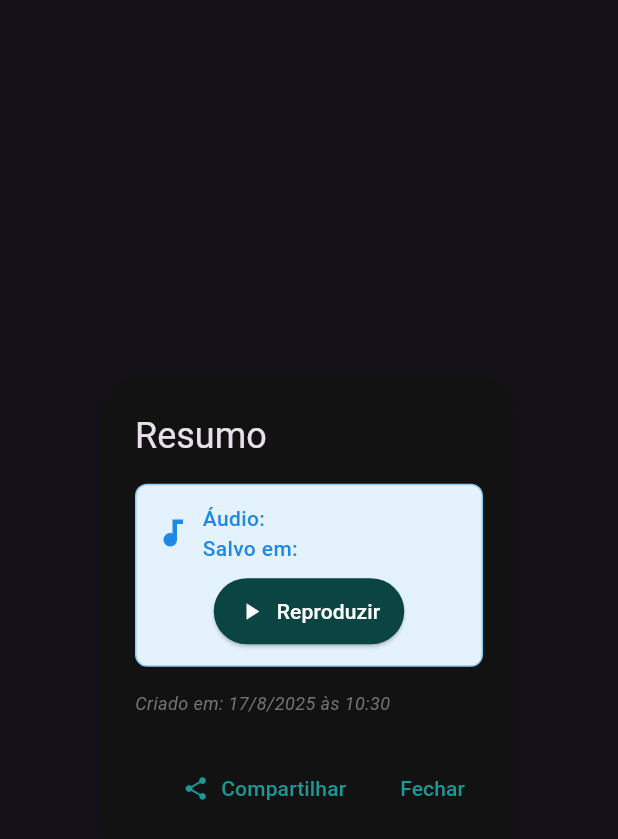
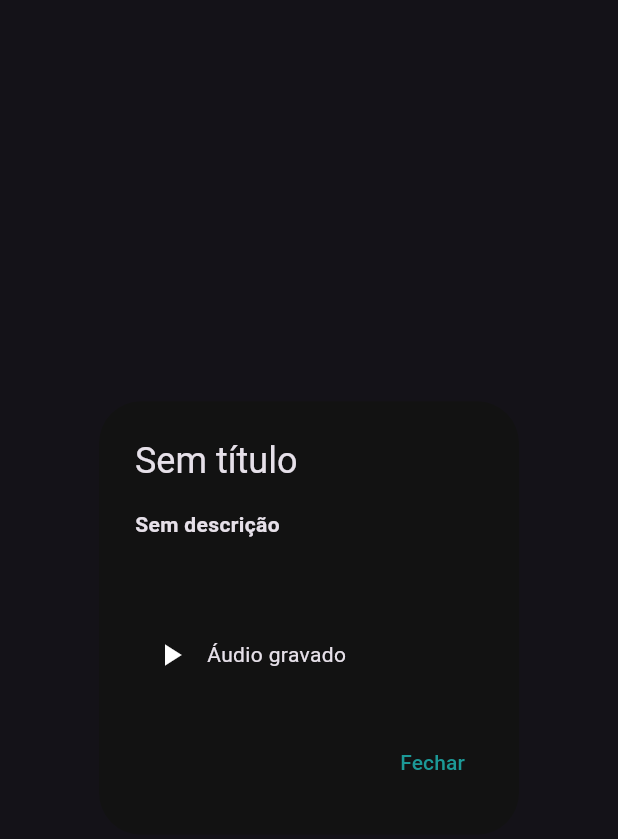
Before and after one commit to Andy-lucas7/study.io, a Flutter app: the _SummaryDetailsDialog widget shown alone on an empty page, opened directly with empty values, on a phone screen of 412 x 824 dp. Shown: the top 839 px of the screen. Run offline on Flutter 3.47's test engine with Material 3 defaults, Android fonts, the phone set to English and light mode, and no system bars; our stand-ins replace audioplayers, cloud_firestore, firebase_core, firebase_storage, font_awesome_flutter, google_fonts and 5 more; missing offline and left inert: record; accounts and stored records are empty.

Commit message:
Updated: about_task_page.dart

```diff
--- a/lib/screens/progress_page.dart
+++ b/lib/screens/progress_page.dart
@@ -286,7 +286,7 @@ class _ProgressPageState extends State<ProgressPage> {
         final pauseHeight = (_dailyPauses[i] / maxValue) * 140;
         final isToday = DateTime.now().weekday % 7 == i;
         // Mover a lógica visual para um widget separado
-        Widget _buildStudyPauseBar(ThemeData theme, int studyMinutes, int pauses, String day, bool isToday, double maxValue) {
+        Widget buildStudyPauseBar(ThemeData theme, int studyMinutes, int pauses, String day, bool isToday, double maxValue) {
           final studyHeight = (studyMinutes / maxValue) * 140;
           final pauseHeight = (pauses / maxValue) * 140;
 
--- a/lib/screens/summary_page.dart
+++ b/lib/screens/summary_page.dart
@@ -372,98 +372,21 @@ class _SummaryDetailsDialogState extends State<_SummaryDetailsDialog> {
 
   @override
   void dispose() {
-    if (_isPlaying) {
-      _audioPlayer.stop();
-    }
     _audioPlayer.dispose();
     super.dispose();
   }
 
-  Future<void> _togglePlayback() async {
-    if (widget.summary.audioPath == null || kIsWeb) {
-      ScaffoldMessenger.of(context).showSnackBar(
-        const SnackBar(
-          content: Text('Reprodução de áudio não suportada no web'),
-        ),
-      );
-      return;
-    }
-
-    try {
+  Future<void> _togglePlayPause() async {
     if (_isPlaying) {
       await _audioPlayer.pause();
       setState(() => _isPlaying = false);
     } else {
+      if (widget.summary.audioPath != null) {
         await _audioPlayer.play(DeviceFileSource(widget.summary.audioPath!));
         setState(() => _isPlaying = true);
         _audioPlayer.onPlayerComplete.listen((event) {
           setState(() => _isPlaying = false);
         });
-      }
-    } catch (e) {
-      if (mounted) {
-        ScaffoldMessenger.of(context).showSnackBar(
-          SnackBar(
-            content: Text('Erro ao reproduzir áudio: $e'),
-            backgroundColor: Colors.red,
-          ),
-        );
-      }
-    }
-  }
-
-  Future<void> _exportSummary() async {
-    try {
-      String textFilePath;
-      if (kIsWeb) {
-        textFilePath = 'summary_${_sanitizeFileName(widget.summary.title)}.txt';
-      } else {
-        final directory = await getApplicationDocumentsDirectory();
-        textFilePath =
-            '${directory.path}/${_sanitizeFileName(widget.summary.title)}.txt';
-      }
-
-      String textContent =
-          '''Título: ${widget.summary.title}
-Descrição: ${widget.summary.description}
-Data de criação: ${widget.summary.createdAt.toString()}
-
-Conteúdo:
-${widget.summary.content}''';
-
-      List<XFile> filesToShare = [];
-      if (!kIsWeb) {
-        final textFile = File(textFilePath);
-        await textFile.writeAsString(textContent);
-        filesToShare.add(XFile(textFilePath));
-      }
-
-      if (widget.summary.audioPath != null &&
-          !kIsWeb &&
-          await File(widget.summary.audioPath!).exists()) {
-        filesToShare.add(XFile(widget.summary.audioPath!));
-      }
-
-      await Share.shareXFiles(
-        filesToShare,
-        text: kIsWeb ? textContent : 'Resumo: ${widget.summary.title}',
-        subject: widget.summary.title,
-      );
-
-      if (!kIsWeb && await File(textFilePath).exists()) {
-        await File(textFilePath).delete();
-      }
-
-      if (mounted) {
-        ScaffoldMessenger.of(context).showSnackBar(
-          const SnackBar(content: Text('Resumo compartilhado com sucesso!')),
-        );
-      }
-    } catch (e) {
-      if (mounted) {
-        ScaffoldMessenger.of(
-          context,
-        ).showSnackBar(SnackBar(content: Text('Erro ao compartilhar: $e')));
       }
     }
   }
@@ -471,110 +394,42 @@ ${widget.summary.content}''';
   @override
   Widget build(BuildContext context) {
     return AlertDialog(
-      title: Text(
-        widget.summary.title.isEmpty ? 'Resumo' : widget.summary.title,
-      ),
+      title: Text(widget.summary.title.isEmpty ? 'Sem título' : widget.summary.title),
       content: SingleChildScrollView(
         child: Column(
           crossAxisAlignment: CrossAxisAlignment.start,
           children: [
-            if (widget.summary.description.isNotEmpty) ...[
-              const Text(
-                'Descrição:',
-                style: TextStyle(fontWeight: FontWeight.bold),
+            Text(
+              widget.summary.description.isEmpty ? 'Sem descrição' : widget.summary.description,
+              style: const TextStyle(fontWeight: FontWeight.w600),
             ),
-              Text(widget.summary.description),
-              const SizedBox(height: 16),
-            ],
-            if (widget.summary.content.isNotEmpty) ...[
-              const Text(
-                'Conteúdo:',
-                style: TextStyle(fontWeight: FontWeight.bold),
-              ),
+            const SizedBox(height: 12),
             Text(widget.summary.content),
-              const SizedBox(height: 16),
-            ],
             if (widget.summary.audioPath != null) ...[
-              Container(
-                padding: const EdgeInsets.all(12),
-                decoration: BoxDecoration(
-                  color: Colors.blue.shade50,
-                  borderRadius: BorderRadius.circular(8),
-                  border: Border.all(color: Colors.blue.shade200),
-                ),
-                child: Column(
-                  children: [
+              const SizedBox(height: 20),
               Row(
                 children: [
-                        Icon(Icons.audiotrack, color: Colors.blue.shade600),
-                        const SizedBox(width: 8),
-                        Expanded(
-                          child: Text(
-                            'Áudio: ${widget.summary.audioPath!.split('/').last}\nSalvo em: ${widget.summary.audioPath}',
-                            style: TextStyle(
-                              color: Colors.blue.shade600,
-                              fontWeight: FontWeight.w500,
+                  IconButton(
+                    icon: Icon(_isPlaying ? Icons.pause : Icons.play_arrow),
+                    onPressed: _togglePlayPause,
                   ),
-                            maxLines: 2,
-                            overflow: TextOverflow.ellipsis,
-                          ),
-                        ),
+                  const Text('Áudio gravado'),
                 ],
-                    ),
-                    if (!kIsWeb) ...[
-                      const SizedBox(height: 8),
-                      ElevatedButton.icon(
-                        onPressed: _togglePlayback,
-                        style: ElevatedButton.styleFrom(
-                          backgroundColor: _isPlaying
-                              ? Colors.orange
-                              : Theme.of(context).colorScheme.secondary,
-                          foregroundColor: Colors.white,
-                          padding: const EdgeInsets.symmetric(
-                            horizontal: 16,
-                            vertical: 12,
-                          ),
-                          shape: RoundedRectangleBorder(
-                            borderRadius: BorderRadius.circular(25),
-                          ),
-                        ),
-                        icon: Icon(_isPlaying ? Icons.pause : Icons.play_arrow),
-                        label: Text(_isPlaying ? 'Pausar' : 'Reproduzir'),
               ),
             ],
           ],
         ),
       ),
-            ],
-            const SizedBox(height: 16),
-            Text(
-              'Criado em: ${widget.summary.createdAt.day}/${widget.summary.createdAt.month}/${widget.summary.createdAt.year} às ${widget.summary.createdAt.hour.toString().padLeft(2, '0')}:${widget.summary.createdAt.minute.toString().padLeft(2, '0')}',
-              style: TextStyle(
-                fontSize: 12,
-                color: Colors.grey[600],
-                fontStyle: FontStyle.italic,
-              ),
-            ),
-          ],
-        ),
-      ),
       actions: [
-        TextButton.icon(
-          onPressed: () {
-            Navigator.pop(context);
-            _exportSummary();
-          },
-          icon: const Icon(Icons.share),
-          label: const Text('Compartilhar'),
-        ),
         TextButton(
-          onPressed: () => Navigator.pop(context),
+          onPressed: () => Navigator.of(context).pop(),
           child: const Text('Fechar'),
         ),
       ],
     );
   }
 }
+
 
 class SummaryDialog extends StatefulWidget {
   final Summary? summary;
--- a/lib/screens/tasks_page.dart
+++ b/lib/screens/tasks_page.dart
@@ -35,7 +35,7 @@ class _TasksPageState extends State<TasksPage>
   static const Duration _cacheValidDuration = Duration(minutes: 5);
 
   // IDs das tasks em modo "delete"
-  Set<String> _deleteModeTaskIds = {};
+  final Set<String> _deleteModeTaskIds = {};
 
   // Controllers de animação
   late AnimationController _deleteAnimationController;
```
Lines whose indentation alone changed are shown as unchanged.
